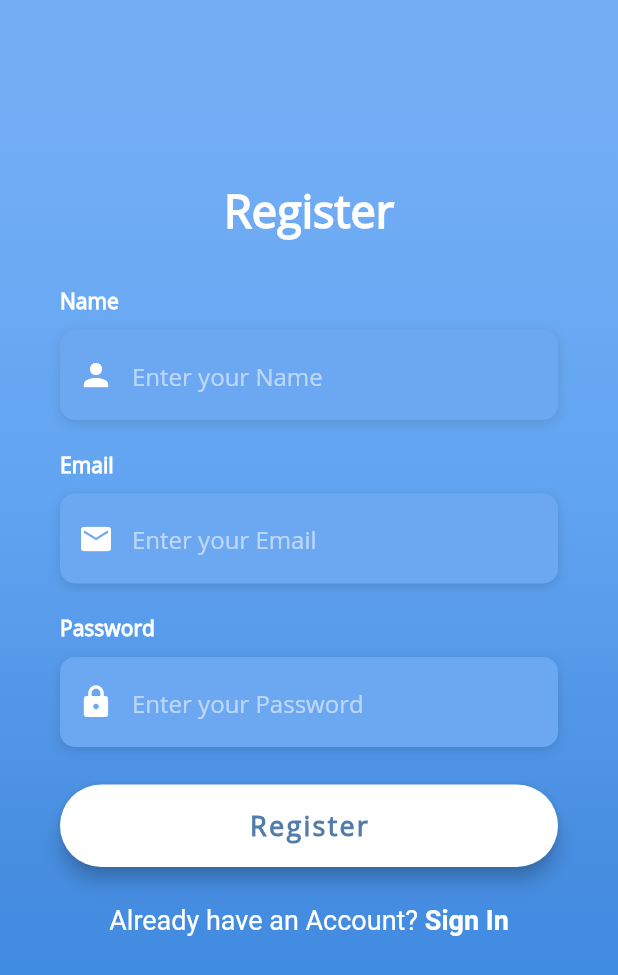
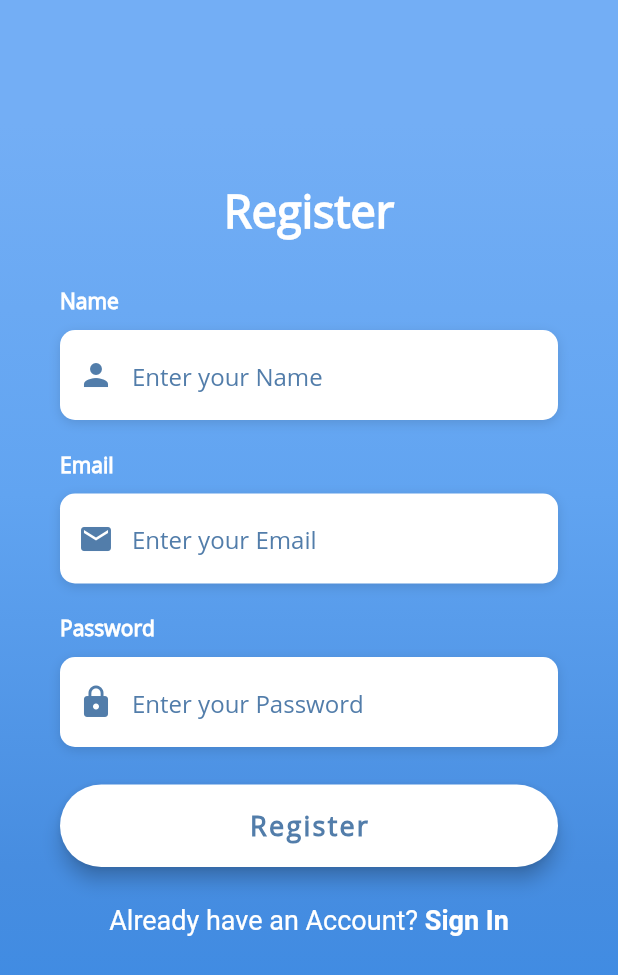
Before and after one commit to shehriyarmalik/LoginUiWithFirebaseAuth, a Flutter app: the RegisterScreen screen opened by its route, on a phone screen of 412 x 824 dp. Shown: the top 975 px of the screen. Run offline on Flutter 3.47's test engine with Material 2 defaults, Android fonts, the phone set to English and light mode, and no system bars; our stand-ins replace cloud_firestore, firebase_auth, firebase_core; accounts and stored records are empty.

```diff
--- a/lib/constants.dart
+++ b/lib/constants.dart
@@ -12,7 +12,7 @@ const textInputDecoration = InputDecoration(
 );
 
 final kHintTextStyle = TextStyle(
-  color: Colors.white54,
+  color: Color(0xFF527DAA),
   fontFamily: 'OpenSans',
 );
 
@@ -23,7 +23,7 @@ final kLabelStyle = TextStyle(
 );
 
 final kBoxDecorationStyle = BoxDecoration(
-  color: Color(0xFF6CA8F1),
+  color: Colors.white,
   borderRadius: BorderRadius.circular(10.0),
   boxShadow: [
     BoxShadow(
--- a/lib/screens/register_screen.dart
+++ b/lib/screens/register_screen.dart
@@ -41,7 +41,7 @@ class _RegisterScreenState extends State<RegisterScreen> {
                 input.trim().isEmpty ? 'Please enter a valid name' : null,
             onSaved: (input) => _name = input,
             style: TextStyle(
-              color: Colors.white,
+              color: Colors.black,
               fontFamily: 'OpenSans',
             ),
             decoration: InputDecoration(
@@ -49,7 +49,7 @@ class _RegisterScreenState extends State<RegisterScreen> {
               contentPadding: EdgeInsets.only(top: 14.0),
               prefixIcon: Icon(
                 Icons.person,
-                color: Colors.white,
+                color: Color(0xFF527DAA),
               ),
               hintText: 'Enter your Name',
               hintStyle: kHintTextStyle,
@@ -79,7 +79,7 @@ class _RegisterScreenState extends State<RegisterScreen> {
             onSaved: (input) => _email = input,
             keyboardType: TextInputType.emailAddress,
             style: TextStyle(
-              color: Colors.white,
+              color: Colors.black,
               fontFamily: 'OpenSans',
             ),
             decoration: InputDecoration(
@@ -87,7 +87,7 @@ class _RegisterScreenState extends State<RegisterScreen> {
               contentPadding: EdgeInsets.only(top: 14.0),
               prefixIcon: Icon(
                 Icons.email,
-                color: Colors.white,
+                color: Color(0xFF527DAA),
               ),
               hintText: 'Enter your Email',
               hintStyle: kHintTextStyle,
@@ -117,7 +117,7 @@ class _RegisterScreenState extends State<RegisterScreen> {
             onSaved: (input) => _password = input,
             obscureText: true,
             style: TextStyle(
-              color: Colors.white,
+              color: Colors.black,
               fontFamily: 'OpenSans',
             ),
             decoration: InputDecoration(
@@ -125,7 +125,7 @@ class _RegisterScreenState extends State<RegisterScreen> {
               contentPadding: EdgeInsets.only(top: 14.0),
               prefixIcon: Icon(
                 Icons.lock,
-                color: Colors.white,
+                color: Color(0xFF527DAA),
               ),
               hintText: 'Enter your Password',
               hintStyle: kHintTextStyle,
@@ -164,7 +164,7 @@ class _RegisterScreenState extends State<RegisterScreen> {
 
   Widget _buildSignInBtn() {
     return GestureDetector(
-      onTap: () => Navigator.pushNamed(context, LoginScreen.id),
+      onTap: () => Navigator.pop(context),
       child: RichText(
         text: TextSpan(
           children: [
--- a/lib/services/auth_service.dart
+++ b/lib/services/auth_service.dart
@@ -26,7 +26,7 @@ class AuthService {
           'email': email,
         });
         Provider.of<UserModel>(context).currentUserId = signedInUser.uid;
-        Navigator.pushNamed(context, HomeScreen.id);
+        Navigator.pop(context);
       }
     } catch (e) {
       print(e);
--- a/pubspec.yaml
+++ b/pubspec.yaml
@@ -34,9 +34,9 @@ dependencies:
   path_provider: ^1.6.14
   animator: ^2.0.1
   intl: ^0.16.1
-  google_sign_in: ^4.5.3
   firebase_auth: ^0.18.0+1
   cloud_firestore: ^0.14.0+2
+  google_sign_in: ^4.5.4
 
 dev_dependencies:
   flutter_test:
```
Also changed, not shown: lib/screens/home_screen.dart (+11 -0 lines), lib/screens/login_screen.dart (+4 -4 lines).
